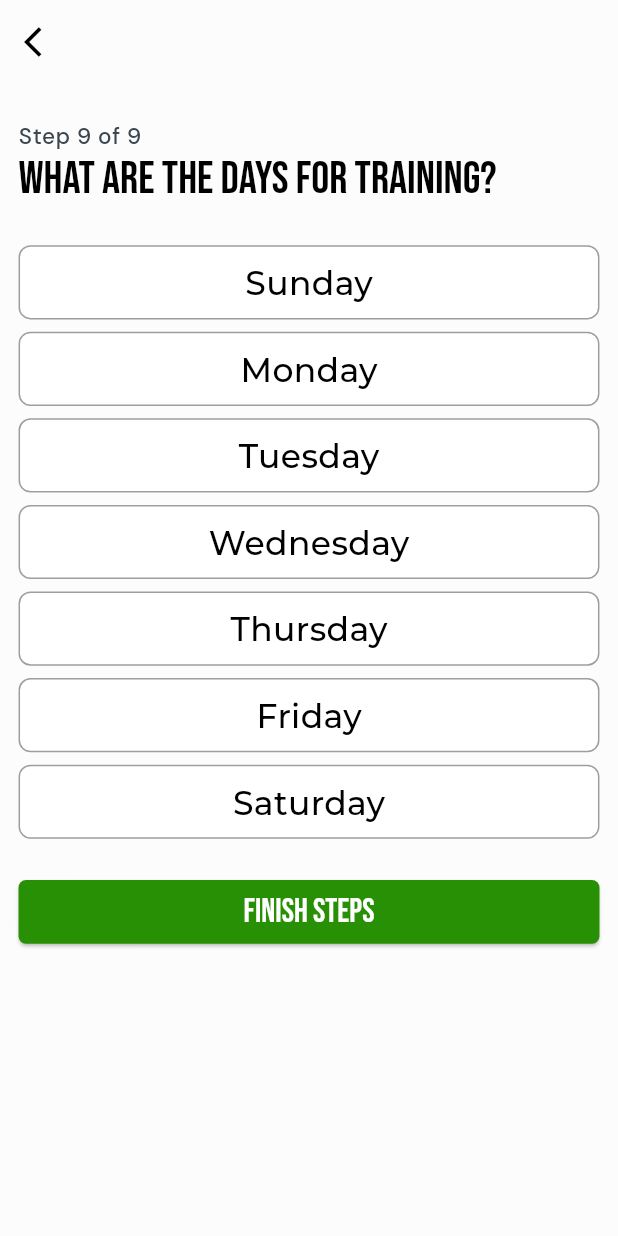
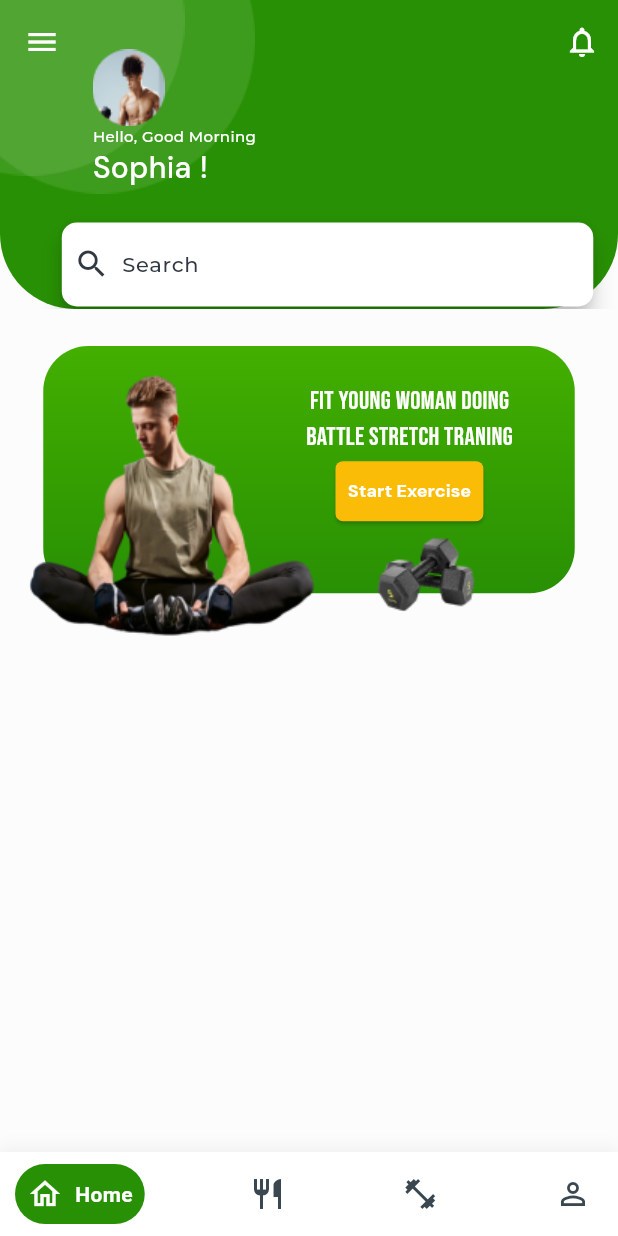
Before and after one commit to refaat902/FitnessApp, a Flutter app: the TrainingDays screen opened directly, after a tap on "Finish Steps", on a phone screen of 412 x 824 dp. Run offline on Flutter 3.47's test engine with Material 3 defaults, Android fonts, the phone set to English and light mode, and no system bars; drawn by our look-alikes of google_nav_bar; our stand-ins replace dots_indicator, flutter_otp_text_field, google_fonts; missing offline and left inert: dart:ffi.

Commit message:
Navigation page and home page

```diff
--- /dev/null
+++ b/lib/views/navigation/exercise/exercise_page.dart
@@ -0,0 +1,10 @@
+import 'package:flutter/material.dart';
+
+class ExercisePage extends StatelessWidget {
+  const ExercisePage({super.key});
+
+  @override
+  Widget build(BuildContext context) {
+    return Scaffold(body: Text("Exerciseee"),);
+  }
+}
--- /dev/null
+++ b/lib/views/navigation/home/home_page.dart
@@ -0,0 +1,200 @@
+import 'package:flutter/material.dart';
+import 'package:google_fonts/google_fonts.dart';
+
+class HomePage extends StatelessWidget {
+  const HomePage({super.key});
+
+  @override
+  Widget build(BuildContext context) {
+    return Scaffold(
+      body: CustomScrollView(
+        slivers: [
+          SliverAppBar(
+            expandedHeight: MediaQuery.sizeOf(context).height * .25,
+            floating: false,
+            pinned: true,
+            centerTitle: false,
+            actions: [
+              IconButton(
+                  onPressed: () {},
+                  icon: const Icon(
+                    Icons.notifications_outlined,
+                    color: Colors.white,
+                  ))
+            ],
+            leading: IconButton(
+                onPressed: () {
+                  Navigator.pop(context);
+                },
+                icon: const Icon(
+                  Icons.menu,
+                  color: Colors.white,
+                )),
+            flexibleSpace: FlexibleSpaceBar(
+              background: Container(
+                decoration: const BoxDecoration(
+                  borderRadius: BorderRadius.only(
+                    bottomLeft: Radius.circular(50),
+                    bottomRight: Radius.circular(50),
+                  ),
+                  color: Color(0xff289004),
+                ),
+                child: Stack(
+                  children: [
+                    Image.asset('assets/images/Ellipse4.png'),
+                    Image.asset('assets/images/Ellipse3.png'),
+                    Positioned(
+                        top: MediaQuery.sizeOf(context).height * .04,
+                        left: MediaQuery.sizeOf(context).width * .15,
+                        child: Column(
+                          crossAxisAlignment: CrossAxisAlignment.start,
+                          children: [
+                            Image.asset('assets/images/person.png'),
+                            Row(
+                              children: [
+                                Text(
+                                  "Hello, Good Morning",
+                                  style: GoogleFonts.montserrat(
+                                      fontSize: 10,
+                                      color: Colors.white,
+                                      fontWeight: FontWeight.w500),
+                                )
+                              ],
+                            ),
+                            Row(
+                              children: [
+                                Text(
+                                  "Sophia !",
+                                  style: GoogleFonts.dmSans(
+                                      color: Colors.white,
+                                      fontSize: 20,
+                                      fontWeight: FontWeight.w500),
+                                )
+                              ],
+                            )
+                          ],
+                        )),
+                    Positioned(
+                        left: MediaQuery.sizeOf(context).width * .1,
+                        right: MediaQuery.sizeOf(context).width * .04,
+                        top: MediaQuery.sizeOf(context).height * .18,
+                        child: SearchBar(
+                          leading: const Icon(
+                            Icons.search_outlined,
+                            color: Color(0xff303841),
+                          ),
+                          hintText: "Search",
+                          hintStyle: WidgetStatePropertyAll(
+                            Theme.of(context).textTheme.labelMedium,
+                          ),
+                          shape: const WidgetStatePropertyAll(
+                            RoundedRectangleBorder(
+                                borderRadius:
+                                    BorderRadius.all(Radius.circular(10))),
+                          ),
+                          backgroundColor:
+                              const WidgetStatePropertyAll(Colors.white),
+                        )),
+                  ],
+                ),
+              ),
+            ),
+          ),
+          // Body after SliverAppBar
+          SliverToBoxAdapter(
+            child: Padding(
+              padding: EdgeInsets.symmetric(
+                  vertical: MediaQuery.sizeOf(context).height * .03,
+                  horizontal: MediaQuery.sizeOf(context).width * .02),
+              child: Stack(
+                children: [
+                  Padding(
+                    padding: EdgeInsets.symmetric(
+                        horizontal: MediaQuery.sizeOf(context).width * .05),
+                    child: Container(
+                        width: double.infinity,
+                        height: MediaQuery.sizeOf(context).height * .2,
+                        decoration: const BoxDecoration(
+                          borderRadius: BorderRadius.all(Radius.circular(30)),
+                          gradient: LinearGradient(
+                            colors: [
+                              Color(0xff43AF00),
+                              Color(0xff289004),
+                            ],
+                            begin: Alignment.topCenter,
+                            end: Alignment.bottomCenter,
+                          ),
+                        ),
+                        child: Stack(
+                          children: [
+                            Positioned(
+                              top: MediaQuery.sizeOf(context).height * .03,
+                              right: MediaQuery.sizeOf(context).width * .1,
+                              child: Column(
+                                // crossAxisAlignment: CrossAxisAlignment.start,
+                                children: [
+                                  Row(
+                                    children: [
+                                      Text(
+                                        "Fit young woman doing",
+                                        style: GoogleFonts.bebasNeue(
+                                            color: Colors.white,
+                                            fontSize: 17,
+                                            fontWeight: FontWeight.normal),
+                                      )
+                                    ],
+                                  ),
+                                  Row(
+                                    children: [
+                                      Text("Battle stretch traning",
+                                          style: GoogleFonts.bebasNeue(
+                                              color: Colors.white,
+                                              fontSize: 17,
+                                              fontWeight: FontWeight.normal))
+                                    ],
+                                  ),
+                                  Row(
+                                    children: [
+                                      ElevatedButton(
+                                          style: ButtonStyle(
+                                              padding: WidgetStatePropertyAll(
+                                                  EdgeInsets.symmetric(
+                                                      horizontal:
+                                                          MediaQuery.sizeOf(
+                                                                      context)
+                                                                  .width *
+                                                              .02)),
+                                              backgroundColor:
+                                                  const WidgetStatePropertyAll(
+                                                      Color(0xffFABC06))),
+                                          onPressed: () {
+                                          },
+                                          child: Text(
+                                            "Start Exercise",
+                                            style: GoogleFonts.dmSans(
+                                                color: Colors.white,
+                                                fontWeight: FontWeight.bold,
+                                                fontSize: 12),
+                                          ))
+                                    ],
+                                  ),
+                                ],
+                              ),
+                            ),
+                          ],
+                        )),
+                  ),
+                  Image.asset('assets/images/person2.png'),
+                  Positioned(
+                    top: MediaQuery.sizeOf(context).height*.14,
+                    right: MediaQuery.sizeOf(context).width*.2,
+                    child: Image.asset('assets/images/dumbbells.png')),
+                ],
+              ),
+            ),
+          ),
+        ],
+      ),
+    );
+  }
+}
--- /dev/null
+++ b/lib/views/navigation/meals/meals_page.dart
@@ -0,0 +1,10 @@
+import 'package:flutter/material.dart';
+
+class MealsPage extends StatelessWidget {
+  const MealsPage({super.key});
+
+  @override
+  Widget build(BuildContext context) {
+    return Scaffold(body: Text("Meals"),);
+  }
+}
--- /dev/null
+++ b/lib/views/navigation/navigation_page.dart
@@ -0,0 +1,79 @@
+import 'package:flutter/material.dart';
+import 'package:flutter_application_1/views/navigation/exercise/exercise_page.dart';
+import 'package:flutter_application_1/views/navigation/home/home_page.dart';
+import 'package:flutter_application_1/views/navigation/meals/meals_page.dart';
+import 'package:flutter_application_1/views/navigation/profile/profile_page.dart';
+import 'package:google_fonts/google_fonts.dart';
+import 'package:google_nav_bar/google_nav_bar.dart';
+
+class NavigationPage extends StatefulWidget {
+  const NavigationPage({super.key});
+
+  @override
+  State<NavigationPage> createState() => _NavigationPageState();
+}
+
+class _NavigationPageState extends State<NavigationPage> {
+  int currentIndex = 0;
+
+  final List<Widget> pages = [
+    const HomePage(),
+    const MealsPage(),
+    const ExercisePage(),
+    const ProfilePage(),
+  ];
+
+  @override
+  Widget build(BuildContext context) {
+    return Scaffold(
+      body: pages[currentIndex],
+      bottomNavigationBar: Container(
+        decoration: BoxDecoration(
+          color: Colors.white,
+          boxShadow: [
+            BoxShadow(
+              color: Colors.black.withOpacity(0.05),
+              spreadRadius: 1,
+              blurRadius: 8,
+              offset: const Offset(0, -2),
+            ),
+          ],
+        ),
+        child: Padding(
+          padding: const EdgeInsets.symmetric(horizontal: 10.0, vertical: 8.0),
+          child: GNav(
+            backgroundColor: Colors.white,
+            color: const Color(0xff3A4750),
+            activeColor: Colors.white,
+            tabBackgroundColor: const Color(0xff289004),
+            gap: 8,
+            padding: const EdgeInsets.all(8),
+            selectedIndex: currentIndex,
+            onTabChange: (index) {
+              setState(() {
+                currentIndex = index;
+              });
+            },
+            tabs: [
+              _buildTab(Icons.home_outlined, 'Home'),
+              _buildTab(Icons.restaurant_outlined, 'Meals'),
+              _buildTab(Icons.fitness_center_outlined, 'Exercise'),
+              _buildTab(Icons.person_outline, 'Profile'),
+            ],
+          ),
+        ),
+      ),
+    );
+  }
+
+  GButton _buildTab(IconData icon, String text) {
+    return GButton(
+      icon: icon,
+      text: text,
+      textStyle: GoogleFonts.roboto(
+        color: Colors.white,
+        fontWeight: FontWeight.bold,
+      ),
+    );
+  }
+}
--- /dev/null
+++ b/lib/views/navigation/profile/profile_page.dart
@@ -0,0 +1,10 @@
+import 'package:flutter/material.dart';
+
+class ProfilePage extends StatelessWidget {
+  const ProfilePage({super.key});
+
+  @override
+  Widget build(BuildContext context) {
+    return Scaffold(body: Text("profile"),);
+  }
+}
--- a/lib/views/questions/traningdays/training_days.dart
+++ b/lib/views/questions/traningdays/training_days.dart
@@ -1,4 +1,5 @@
 import 'package:flutter/material.dart';
+import 'package:flutter_application_1/views/navigation/navigation_page.dart';
 import 'package:google_fonts/google_fonts.dart';
 
 class TrainingDays extends StatefulWidget {
@@ -84,7 +85,10 @@ class _TrainingDaysState extends State<TrainingDays> {
               children: [
                 Expanded(
                     child: ElevatedButton(
-                        onPressed: () {}, child: const Text("Finish Steps"))),
+                        onPressed: () {
+                          Navigator.pushReplacement(context, MaterialPageRoute(builder: (context) => const NavigationPage(),));
+                        },
+                        child: const Text("Finish Steps"))),
               ],
             ),
           ],
--- a/pubspec.yaml
+++ b/pubspec.yaml
@@ -38,6 +38,7 @@ dependencies:
   dots_indicator: ^3.0.0
   google_fonts: ^6.2.1
   flutter_otp_text_field: ^1.4.0+2
+  google_nav_bar: ^5.0.7
 
 
 dev_dependencies:
@@ -71,6 +72,11 @@ flutter:
     - assets/images/OnBoarding4.png
     - assets/images/google.png
     - assets/images/facebook.png
+    - assets/images/Ellipse3.png
+    - assets/images/Ellipse4.png
+    - assets/images/person.png
+    - assets/images/person2.png
+    - assets/images/dumbbells.png
 
   # An image asset can refer to one or more resolution-specific "variants", see
   # https://flutter.dev/assets-and-images/#resolution-aware
```
Also changed, not shown: assets/images/Ellipse3.png (added), assets/images/Ellipse4.png (added), assets/images/dumbbells.png (added), assets/images/person.png (added), assets/images/person2.png (added), pubspec.lock.
